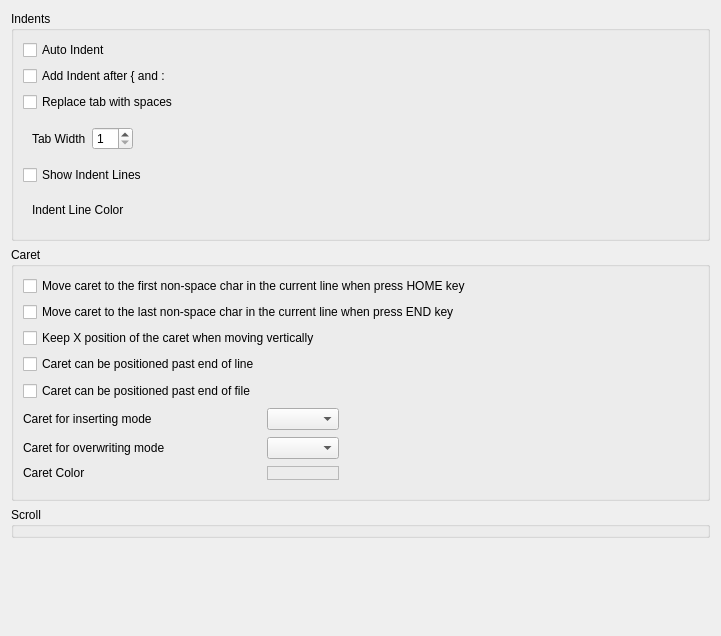
Before: the Qt Designer form RedPandaIDE/settingsdialog/editorgeneralwidget.ui in royqh1979/RedPanda-CPP, drawn with Qt 5.
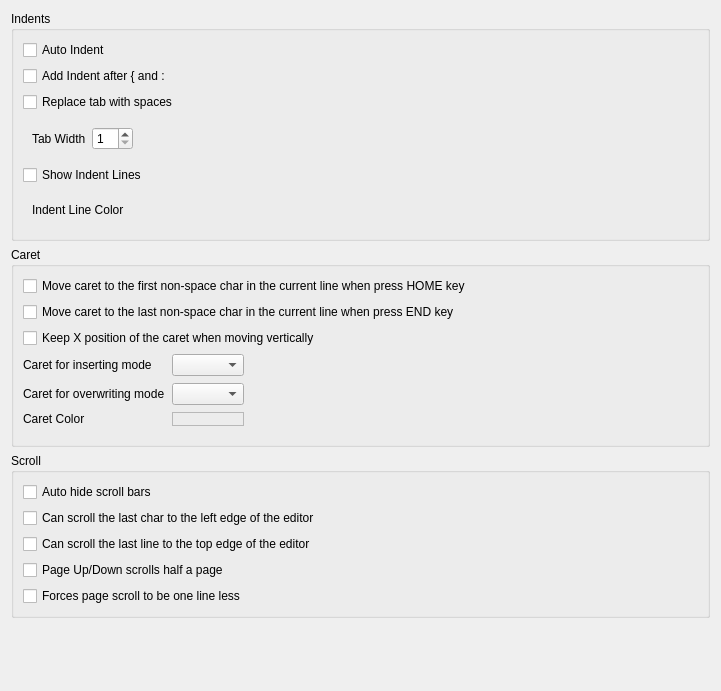
After: the same form once the commit is applied. Custom widgets are drawn as their Qt base class.

Commit message: * refactor: remove mMaxScrollWidth variable from qsynedit/CodeFolding.cpp  * add: editor font options form

What changed in the file:
```diff
--- a/RedPandaIDE/settingsdialog/editorgeneralwidget.ui
+++ b/RedPandaIDE/settingsdialog/editorgeneralwidget.ui
@@ -7,7 +7,7 @@
     <x>0</x>
     <y>0</y>
     <width>721</width>
-    <height>636</height>
+    <height>691</height>
    </rect>
   </property>
   <property name="windowTitle">
@@ -165,70 +165,56 @@
          <property name="spacing">
           <number>7</number>
          </property>
-         <item row="2" column="2">
-          <spacer name="horizontalSpacer">
-           <property name="orientation">
-            <enum>Qt::Horizontal</enum>
-           </property>
-           <property name="sizeHint" stdset="0">
-            <size>
-             <width>40</width>
-             <height>20</height>
-            </size>
-           </property>
-          </spacer>
-         </item>
-         <item row="4" column="1">
-          <widget class="ColorEdit" name="colorCaret">
-           <property name="frameShape">
-            <enum>QFrame::StyledPanel</enum>
-           </property>
-           <property name="frameShadow">
-            <enum>QFrame::Raised</enum>
-           </property>
-          </widget>
-         </item>
-         <item row="0" column="0">
-          <widget class="QCheckBox" name="chkCaretPastEol">
-           <property name="text">
-            <string>Caret can be positioned past end of line</string>
-           </property>
-          </widget>
-         </item>
-         <item row="3" column="1">
-          <widget class="QComboBox" name="cbCaretForOverwrite"/>
-         </item>
-         <item row="2" column="0">
-          <widget class="QLabel" name="lbCaretForInsert">
-           <property name="text">
-            <string>Caret for inserting mode</string>
-           </property>
-          </widget>
-         </item>
-         <item row="2" column="1">
-          <widget class="QComboBox" name="cbCaretForInsert"/>
-         </item>
-         <item row="3" column="0">
+         <item row="1" column="0">
           <widget class="QLabel" name="lbCaretForOverwrite">
            <property name="text">
             <string>Caret for overwriting mode</string>
            </property>
           </widget>
          </item>
-         <item row="4" column="0">
+         <item row="0" column="1">
+          <widget class="QComboBox" name="cbCaretForInsert"/>
+         </item>
+         <item row="0" column="0">
+          <widget class="QLabel" name="lbCaretForInsert">
+           <property name="text">
+            <string>Caret for inserting mode</string>
+           </property>
+          </widget>
+         </item>
+         <item row="0" column="2">
+          <spacer name="horizontalSpacer">
+           <property name="orientation">
+            <enum>Qt::Horizontal</enum>
+           </property>
+           <property name="sizeHint" stdset="0">
+            <size>
+             <width>40</width>
+             <height>20</height>
+            </size>
+           </property>
+          </spacer>
+         </item>
+         <item row="2" column="0">
           <widget class="QLabel" name="lbCaretColor">
            <property name="text">
             <string>Caret Color</string>
            </property>
           </widget>
          </item>
-         <item row="1" column="0">
-          <widget class="QCheckBox" name="chkCaretPastEof">
-           <property name="text">
-            <string>Caret can be positioned past end of file</string>
+         <item row="2" column="1">
+          <widget class="ColorEdit" name="colorCaret">
+           <property name="frameShape">
+            <enum>QFrame::StyledPanel</enum>
+           </property>
+           <property name="frameShadow">
+            <enum>QFrame::Raised</enum>
            </property>
           </widget>
          </item>
+         <item row="1" column="1">
+          <widget class="QComboBox" name="cbCaretForOverwrite"/>
+         </item>
         </layout>
        </widget>
       </item>
@@ -240,6 +226,43 @@
      <property name="title">
       <string>Scroll</string>
      </property>
+     <layout class="QVBoxLayout" name="verticalLayout_4">
+      <item>
+       <widget class="QCheckBox" name="chkAutoHideScrollBars">
+        <property name="text">
+         <string>Auto hide scroll bars</string>
+        </property>
+       </widget>
+      </item>
+      <item>
+       <widget class="QCheckBox" name="chkScrollPastEOL">
+        <property name="text">
+         <string>Can scroll the last char to the left edge of the editor</string>
+        </property>
+       </widget>
+      </item>
+      <item>
+       <widget class="QCheckBox" name="chkScrollPastEOF">
+        <property name="text">
+         <string>Can scroll the last line to the top edge of the editor</string>
+        </property>
+       </widget>
+      </item>
+      <item>
+       <widget class="QCheckBox" name="chkScrollHalfPage">
+        <property name="text">
+         <string>Page Up/Down scrolls half a page</string>
+        </property>
+       </widget>
+      </item>
+      <item>
+       <widget class="QCheckBox" name="chkScrollByOneLess">
+        <property name="text">
+         <string>Forces page scroll to be one line less</string>
+        </property>
+       </widget>
+      </item>
+     </layout>
     </widget>
    </item>
    <item>
```
The commit also changes 14 other files.
